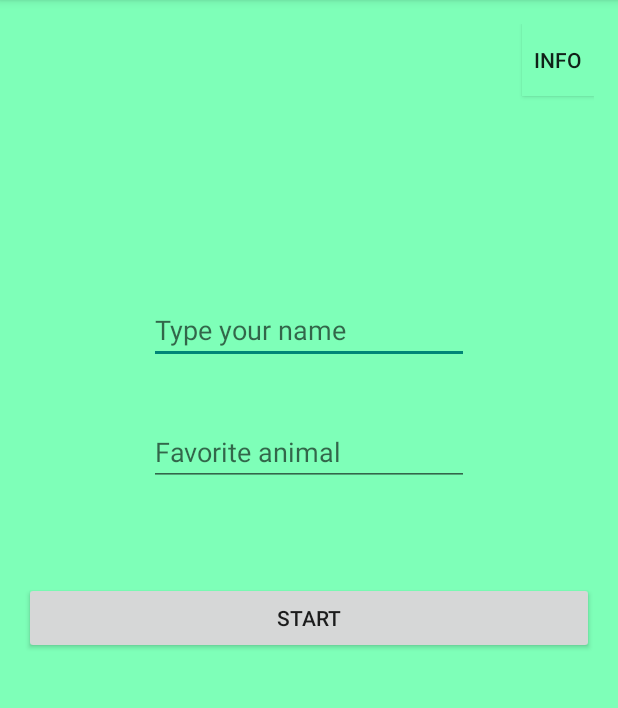
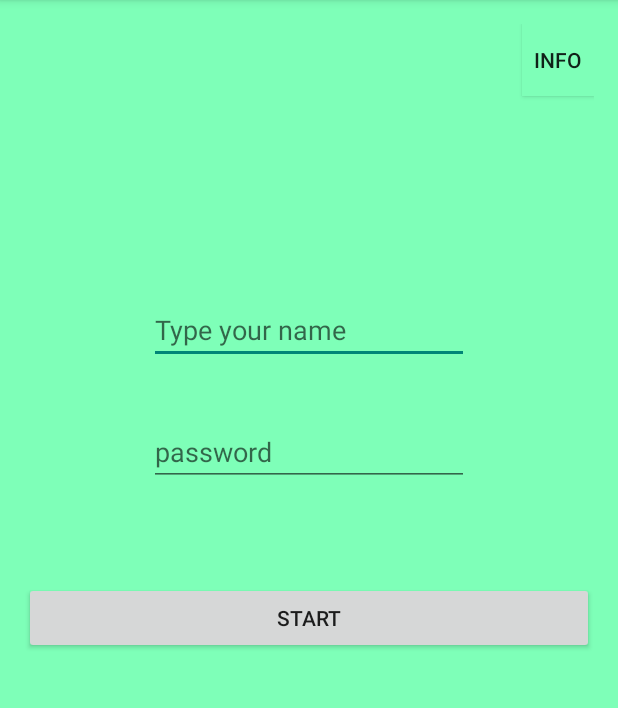
Before and after one commit to natetan/dubhacksau15, an Android app: the screen it shows after launch (MainActivity), on a phone screen of 412 x 824 dp, the part 84-792 px from its top. Run offline under Robolectric (Android 15) with nearby library versions, the phone set to English and light mode, and no system bars.

Commit message:
changed the favText to password and erased the fields on resume

```diff
--- a/app/src/main/java/yulongproductions/com/matchme/MainActivity.java
+++ b/app/src/main/java/yulongproductions/com/matchme/MainActivity.java
@@ -1,17 +1,12 @@
 package yulongproductions.com.matchme;
 
-import android.app.Activity;
 import android.content.Context;
 import android.content.Intent;
 import android.support.v7.app.ActionBarActivity;
 import android.os.Bundle;
-import android.view.MotionEvent;
 import android.view.View;
-import android.view.ViewGroup;
-import android.view.inputmethod.InputMethodManager;
 import android.widget.Button;
 import android.widget.EditText;
-import android.widget.RelativeLayout;
 import android.widget.TextView;
 
 
@@ -22,7 +17,7 @@ public class MainActivity extends ActionBarActivity {
     private Button infoButton;
     private TextView infoView;
     private EditText mNameText;
-    private EditText mFavText;
+    private EditText password;
     private Context mContext;
     private GlobalFunctions mGlobal;
     private int count = 0;
@@ -36,7 +31,7 @@ public class MainActivity extends ActionBarActivity {
         infoButton = (Button)findViewById(R.id.infoButton);
         infoView = (TextView)findViewById(R.id.infoView);
         mNameText = (EditText)findViewById(R.id.nameEditText);
-        mFavText = (EditText)findViewById(R.id.favEditText);
+        password = (EditText)findViewById(R.id.passwordEditText);
         mGlobal = new GlobalFunctions(this);
         mGlobal.setupUI(findViewById(R.id.mainLayout));
 
@@ -44,7 +39,7 @@ public class MainActivity extends ActionBarActivity {
             @Override
             public void onClick(View v) {
                 String name = mNameText.getText().toString();
-                String fav = mFavText.getText().toString();
+                String fav = password.getText().toString();
                 if (name == null || name.equals("") || fav == null || fav.equals("")) {
                     alertUserAboutError();
                 } else {
@@ -84,4 +79,11 @@ public class MainActivity extends ActionBarActivity {
                 "accordingly to how similar (or different) your picture" +
                 "is to the word.";
     }
+
+    @Override
+    protected void onResume() {
+        super.onResume();
+        mNameText.setText("");
+        password.setText("");
+    }
 }
--- a/app/src/main/res/layout/activity_main.xml
+++ b/app/src/main/res/layout/activity_main.xml
@@ -27,11 +27,11 @@
         android:layout_height="wrap_content"
         android:inputType="textPassword"
         android:ems="10"
-        android:id="@+id/favEditText"
+        android:id="@+id/passwordEditText"
         android:layout_below="@+id/nameEditText"
         android:layout_centerHorizontal="true"
         android:layout_marginTop="36dp"
-        android:hint="Favorite animal"
+        android:hint="password"
         android:maxLength="31"/>
 
     <Button
@@ -39,7 +39,7 @@
         android:layout_height="wrap_content"
         android:text="start"
         android:id="@+id/startButton"
-        android:layout_below="@+id/favEditText"
+        android:layout_below="@+id/passwordEditText"
         android:layout_centerHorizontal="true"
         android:layout_marginTop="64dp"
         />
```
